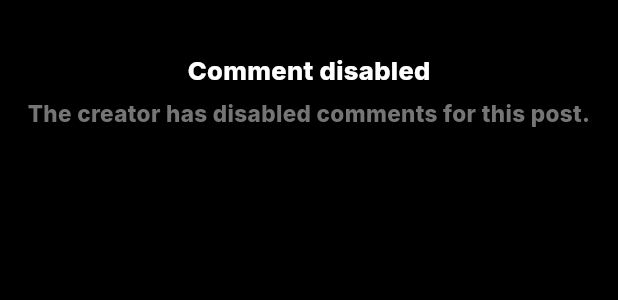
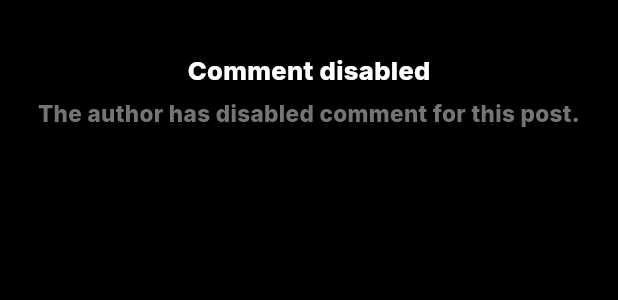
Before and after one commit to Tho100/revent, a Flutter app: the VentCommentsListView widget shown alone on an empty page, opened directly with empty values, on a phone screen of 412 x 824 dp. Shown: the top 300 px of the screen. Run offline on Flutter 3.47's test engine with Material 3 defaults, Android fonts, the phone set to English and light mode, and no system bars; our stand-ins replace flutter_cache_manager, flutter_dotenv, flutter_native_image, get_it, google_fonts; missing offline and left inert: dynamic_height_grid_view, image_picker_plus, mysql_client.

Commit message:
Updated disabled-comment message

```diff
--- a/lib/widgets/vent_widgets/comments/vent_comments_listview.dart
+++ b/lib/widgets/vent_widgets/comments/vent_comments_listview.dart
@@ -43,7 +43,7 @@ class VentCommentsListView extends StatelessWidget {
         header: isCommentEnabled
           ? 'No comment yet' : 'Comment disabled',
         subheader: isCommentEnabled
-          ? 'Be the first to comment!' : 'The creator has disabled comments for this post.'
+          ? 'Be the first to comment!' : 'The author has disabled comment for this post.'
       ),
     );
   }
```
